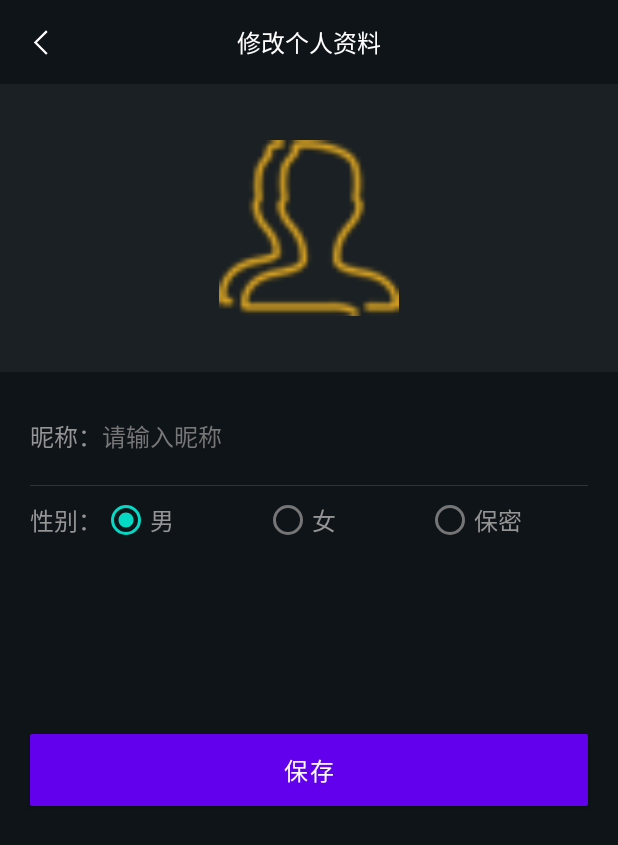
After one commit to elliottacquaire/memorial, an Android app: the ModifyUserInfoActivity screen opened directly, with no data from a screen before it, on a phone screen of 412 x 824 dp. The commit adds this screen. Shown: the top 845 px of the screen. Run offline under Robolectric (Android 15) with nearby library versions, the phone set to English and light mode, and no system bars; our stand-ins replace Dagger/Hilt's generated code; libraries missing offline, so code that uses them is left out: com.alibaba.android, com.loper7.date_time_picker, com.luck.picture, com.lxj.xpopup; pictures from the network do not load.

Commit message:
user info

```diff
--- a/app/build.gradle
+++ b/app/build.gradle
@@ -133,7 +133,7 @@ dependencies {
 //    implementation 'com.github.yalantis:ucrop:2.2.6'
 //    implementation 'com.github.bumptech.glide:glide:4.12.0'
     implementation 'com.github.li-xiaojun:XPopup:2.9.19'
-
+    implementation 'com.github.loperSeven:DateTimePicker:0.1.0'
 //    implementation 'org.koin:koin-core:2.1.5'
 //    implementation 'org.koin:koin-androidx-viewmodel:2.1.5'
 
--- a/app/src/main/java/com/exae/memorialapp/fragment/MyProfileFragment.kt
+++ b/app/src/main/java/com/exae/memorialapp/fragment/MyProfileFragment.kt
@@ -34,6 +34,7 @@ class MyProfileFragment : BaseFragment<FragmentMyProfileBinding>(), View.OnClick
         binding.hallManage.setOnClickListener(this)
         binding.helpCenter.setOnClickListener(this)
         binding.message.setOnClickListener(this)
+        binding.mAvatar.setOnClickListener(this)
     }
 
     override fun onResume() {
@@ -73,6 +74,11 @@ class MyProfileFragment : BaseFragment<FragmentMyProfileBinding>(), View.OnClick
                     .withInt("clickType", 101) //
                     .navigation(activity)
             }
+            R.id.mAvatar -> {
+                ARouter.getInstance().build("/app/modify/userinfo")
+                    .withInt("clickType", 101) //
+                    .navigation(activity)
+            }
         }
     }
 
--- a/app/src/main/java/com/exae/memorialapp/hall/ChooseMemorialActivity.kt
+++ b/app/src/main/java/com/exae/memorialapp/hall/ChooseMemorialActivity.kt
@@ -7,7 +7,6 @@ import androidx.activity.viewModels
 import androidx.lifecycle.Observer
 import androidx.recyclerview.widget.GridLayoutManager
 import com.alibaba.android.arouter.facade.annotation.Route
-import com.alibaba.android.arouter.launcher.ARouter
 import com.chad.library.adapter.base.BaseQuickAdapter
 import com.chad.library.adapter.base.listener.OnItemChildClickListener
 import com.exae.memorialapp.R
--- a/app/src/main/java/com/exae/memorialapp/requestData/EnumData.kt
+++ b/app/src/main/java/com/exae/memorialapp/requestData/EnumData.kt
@@ -9,3 +9,9 @@ enum class HallType(val type: Int) {
 const val requestCodeMemorialStyle = 1000
 const val requestCodeHallStyle = 1001
 const val requestCodeTableStyle = 1002
+
+enum class SexType(val type: Int) {
+    MAN(0),
+    WOMAN(1),
+    SECRET(2),
+}
--- /dev/null
+++ b/app/src/main/java/com/exae/memorialapp/user/ModifyUserInfoActivity.kt
@@ -0,0 +1,96 @@
+package com.exae.memorialapp.user
+
+import android.os.Bundle
+import androidx.activity.viewModels
+import com.alibaba.android.arouter.facade.annotation.Route
+import com.bumptech.glide.Glide
+import com.bumptech.glide.load.resource.bitmap.CircleCrop
+import com.bumptech.glide.request.RequestOptions
+import com.exae.memorialapp.R
+import com.exae.memorialapp.base.PosBaseActivity
+import com.exae.memorialapp.databinding.ActivityModifyUserInfoBinding
+import com.exae.memorialapp.requestData.SexType
+import com.exae.memorialapp.viewmodel.MemorialModel
+import com.loper7.date_time_picker.DateTimePicker
+import com.loper7.date_time_picker.dialog.CardDatePickerDialog
+import com.luck.picture.lib.utils.ToastUtils
+import com.lxj.xpopup.XPopup
+import dagger.hilt.android.AndroidEntryPoint
+
+@AndroidEntryPoint
+@Route(path = "/app/modify/userinfo")
+class ModifyUserInfoActivity : PosBaseActivity<ActivityModifyUserInfoBinding>() {
+    private var chooseType = SexType.MAN.type
+
+    private val viewModel: MemorialModel by viewModels()
+
+    override fun onCreate(savedInstanceState: Bundle?) {
+        super.onCreate(savedInstanceState)
+        setToolTitle("修改个人资料")
+        setBackState(true)
+        binding.mAvatar.setOnClickListener {
+            val pop = XPopup.Builder(this)
+                .asBottomList("请选择一项", arrayOf("拍照", "相册")) { position, text ->
+                    when (position) {
+                        0 -> openCamera()
+                        1 -> openGallery()
+                    }
+                }.show()
+        }
+
+        val url =
+            "https://ss0.baidu.com/94o3dSag_xI4khGko9WTAnF6hhy/zhidao/pic/item/a6efce1b9d16fdfabf36882ab08f8c5495ee7b9f.jpg"
+        Glide.with(this)
+            .load(url)
+            .placeholder(R.mipmap.head)
+            .error(R.mipmap.head)
+            .apply(RequestOptions.bitmapTransform(CircleCrop()))
+            .into(binding.mAvatar)
+
+        binding.butSave.setOnClickListener {
+            CardDatePickerDialog.builder(this).setTitle("请选择日期")
+                .setLabelText("年", "月", "日")
+                .setDisplayType(
+                    mutableListOf(
+                        DateTimePicker.YEAR,
+                        DateTimePicker.MONTH,
+                        DateTimePicker.DAY
+                    )
+                )
+                .setOnChoose(listener = object : CardDatePickerDialog.OnChooseListener {
+                    override fun onChoose(millisecond: Long) {
+                        ToastUtils.showToast(this@ModifyUserInfoActivity, millisecond.toString())
+                    }
+
+                }).build().show()
+        }
+        binding.radioGroup.setOnCheckedChangeListener { _, id ->
+            when (id) {
+                R.id.man -> {
+                    chooseType = SexType.MAN.type
+
+                }
+                R.id.woman -> {
+                    chooseType = SexType.WOMAN.type
+
+                }
+                R.id.secret -> {
+                    chooseType = SexType.SECRET.type
+
+                }
+            }
+        }
+    }
+
+    private fun openGallery() {
+
+    }
+
+    private fun openCamera() {
+
+    }
+
+    override fun getViewBinding(): ActivityModifyUserInfoBinding {
+        return ActivityModifyUserInfoBinding.inflate(layoutInflater)
+    }
+}
--- a/app/src/main/java/com/exae/memorialapp/utils/CommonUtils.kt
+++ b/app/src/main/java/com/exae/memorialapp/utils/CommonUtils.kt
@@ -225,4 +225,9 @@ object CommonUtils {
         return format.format(Date(time))
     }
 
+    fun getTime(time: Long): String {
+        val format = SimpleDateFormat("yyyy-MM-dd", Locale.CHINA)
+        return format.format(Date(time))
+    }
+
 }
--- /dev/null
+++ b/app/src/main/res/layout/activity_modify_user_info.xml
@@ -0,0 +1,109 @@
+<?xml version="1.0" encoding="utf-8"?>
+<LinearLayout xmlns:android="http://schemas.android.com/apk/res/android"
+    xmlns:app="http://schemas.android.com/apk/res-auto"
+    xmlns:tools="http://schemas.android.com/tools"
+    android:layout_width="match_parent"
+    android:layout_height="match_parent"
+    android:orientation="vertical"
+    tools:context=".user.ModifyUserInfoActivity">
+    <include
+        android:id="@+id/top_toolbar"
+        layout="@layout/layout_base_toolbar" />
+
+    <RelativeLayout
+        android:id="@+id/mUserInfoContainer"
+        android:layout_width="match_parent"
+        android:layout_height="wrap_content"
+        android:background="@color/card_view_background">
+        <ImageView
+            android:id="@+id/mAvatar"
+            android:layout_width="120dp"
+            android:layout_height="120dp"
+            android:layout_centerHorizontal="true"
+            android:layout_marginTop="36dp"
+            android:layout_marginBottom="36dp"
+            android:src="@mipmap/head" />
+    </RelativeLayout>
+    <LinearLayout
+        android:orientation="horizontal"
+        android:gravity="center_vertical"
+        android:layout_width="match_parent"
+        android:layout_marginTop="20dp"
+        android:layout_marginStart="20dp"
+        android:layout_marginEnd="20dp"
+        android:layout_height="45dp">
+        <TextView
+            android:text="昵称："
+            android:layout_width="wrap_content"
+            android:layout_height="wrap_content"/>
+        <EditText
+            android:id="@+id/edtPersonName"
+            android:hint="请输入昵称"
+            android:textColor="#959595"
+            android:textColorHint="#777777"
+            android:background="@null"
+            android:layout_width="match_parent"
+            android:layout_height="wrap_content"/>
+    </LinearLayout>
+    <View
+        android:layout_marginStart="20dp"
+        android:layout_marginEnd="20dp"
+        android:layout_marginTop="10dp"
+        android:background="#333"
+        android:layout_width="match_parent"
+        android:layout_height="1px"/>
+
+    <LinearLayout
+        android:orientation="horizontal"
+        android:gravity="center_vertical"
+        android:layout_width="match_parent"
+        android:layout_marginStart="20dp"
+        android:layout_marginEnd="20dp"
+        android:layout_height="45dp">
+        <TextView
+            android:text="性别："
+            android:layout_width="wrap_content"
+            android:layout_height="wrap_content"/>
+        <RadioGroup
+            android:id="@+id/radioGroup"
+            android:orientation="horizontal"
+            android:layout_width="match_parent"
+            android:layout_height="wrap_content">
+            <RadioButton
+                android:id="@+id/man"
+                android:text="男"
+                android:layout_weight="1"
+                android:layout_width="0dp"
+                android:checked="true"
+                android:textSize="16sp"
+                android:textColor="#959595"
+                android:layout_height="wrap_content"/>
+            <RadioButton
+                android:id="@+id/woman"
+                android:text="女"
+                android:layout_weight="1"
+                android:layout_width="0dp"
+                android:textSize="16sp"
+                android:textColor="#959595"
+                android:layout_height="wrap_content"/>
+            <RadioButton
+                android:id="@+id/secret"
+                android:text="保密"
+                android:layout_weight="1"
+                android:layout_width="0dp"
+                android:textSize="16sp"
+                android:textColor="#959595"
+                android:layout_height="wrap_content"/>
+        </RadioGroup>
+    </LinearLayout>
+
+    <Button
+        android:id="@+id/butSave"
+        android:text="保存"
+        android:layout_marginStart="20dp"
+        android:layout_marginEnd="20dp"
+        android:layout_marginTop="120dp"
+        android:background="@drawable/chip_bg"
+        android:layout_width="match_parent"
+        android:layout_height="wrap_content"/>
+</LinearLayout>
--- a/app/src/main/res/layout/fragment_my_profile.xml
+++ b/app/src/main/res/layout/fragment_my_profile.xml
@@ -19,8 +19,8 @@
 
         <ImageView
             android:id="@+id/mAvatar"
-            android:layout_width="48dp"
-            android:layout_height="48dp"
+            android:layout_width="60dp"
+            android:layout_height="60dp"
             android:layout_centerHorizontal="true"
             android:layout_marginTop="36dip"
             android:src="@mipmap/head" />
--- a/app/src/main/res/layout/layout_one_view.xml
+++ b/app/src/main/res/layout/layout_one_view.xml
@@ -70,7 +70,7 @@
                 android:gravity="end"
                 android:layout_height="wrap_content"/>
             <TextView
-                android:id="@+id/tvDeadData"
+                android:id="@+id/tvDeathData"
                 android:hint="可不填"
                 android:layout_weight="2"
                 android:textColorHint="#777777"
```
Also changed, not shown: app/src/main/AndroidManifest.xml (+8 -7 lines), app/src/main/java/com/exae/memorialapp/hall/CreateHallActivity.kt (+42 -4 lines), app/src/main/res/layout/layout_two_view.xml (+52 -2 lines), 1 other file.
